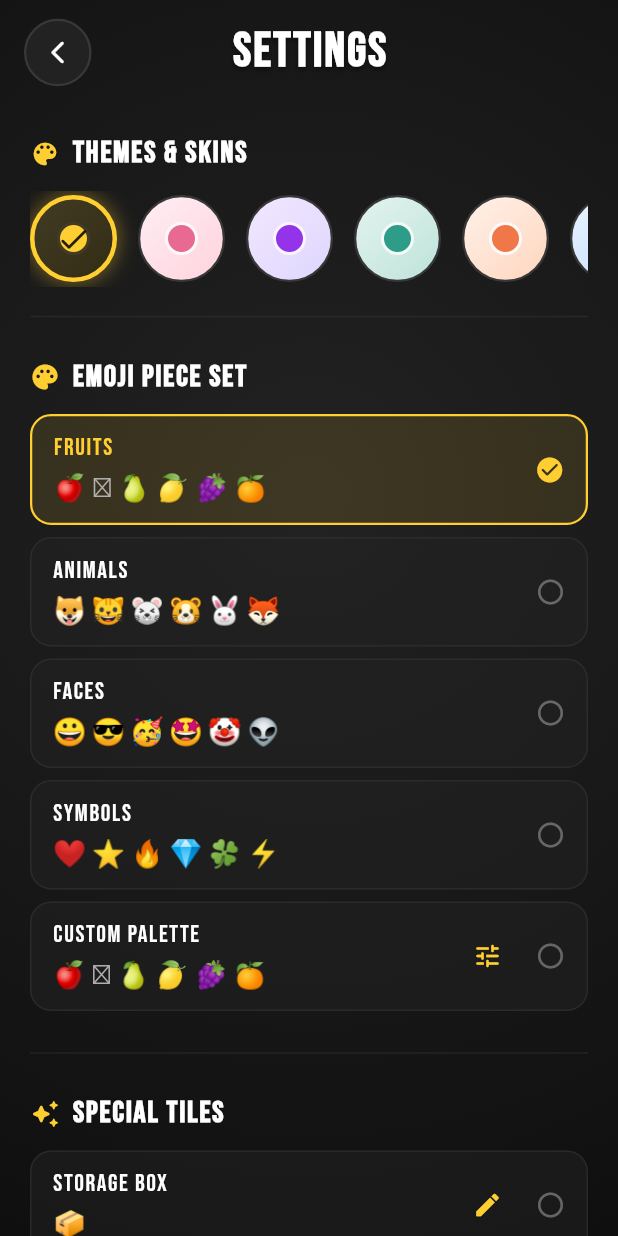
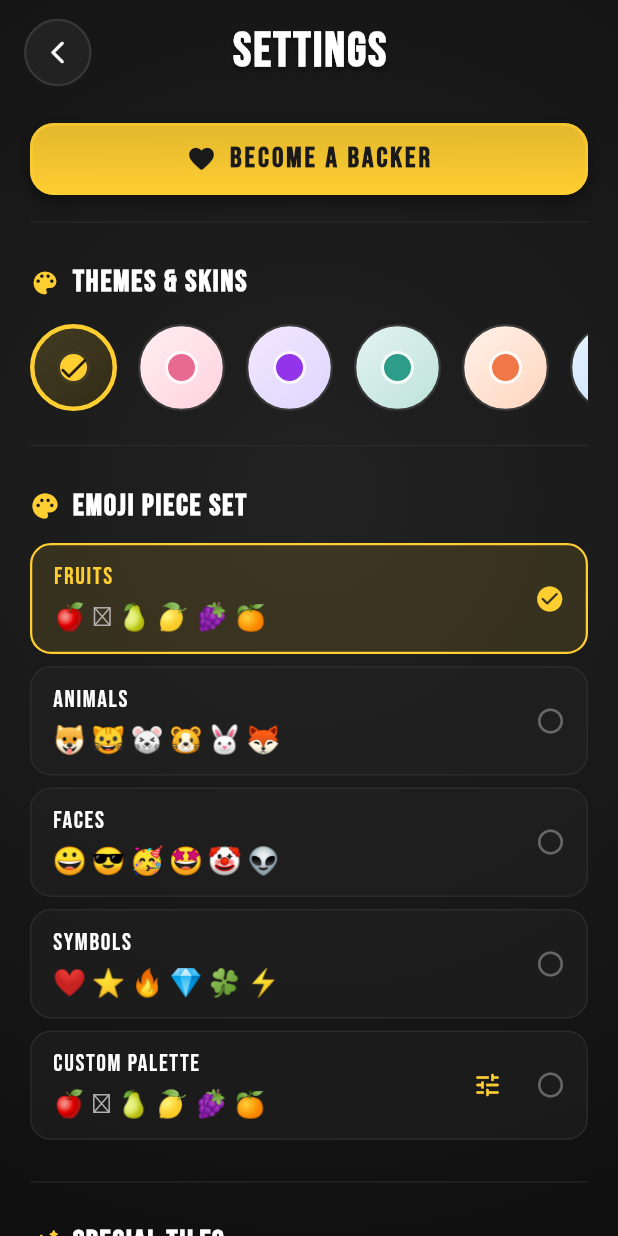
Before and after one commit to sidhant947/Match3, a Flutter app: the SettingsView screen opened directly, on a phone screen of 412 x 824 dp. Run offline on Flutter 3.47's test engine with Material 3 defaults, Android fonts, the phone set to English and light mode, and no system bars; our stand-ins replace flutter_riverpod, hive, hive_flutter; missing offline and left inert: flame, flame_audio; accounts and stored records are empty.

Commit message:
Update V1.0.8 , Addedd #16

```diff
--- a/lib/ui/core/widgets/tangible_button.dart
+++ b/lib/ui/core/widgets/tangible_button.dart
@@ -13,6 +13,7 @@ class TangibleButton extends ConsumerStatefulWidget {
     this.color,
     this.textColor,
     this.borderColor,
+    this.icon,
   });
 
   final String text;
@@ -22,6 +23,7 @@ class TangibleButton extends ConsumerStatefulWidget {
   final Color? color;
   final Color? textColor;
   final Color? borderColor;
+  final IconData? icon;
 
   @override
   ConsumerState<TangibleButton> createState() => _TangibleButtonState();
@@ -133,7 +135,19 @@ class _TangibleButtonState extends ConsumerState<TangibleButton> with SingleTick
                 alignment: Alignment.center,
                 child: FittedBox(
                   fit: BoxFit.scaleDown,
-                  child: Text(
+                  child: Row(
+                    mainAxisSize: MainAxisSize.min,
+                    mainAxisAlignment: MainAxisAlignment.center,
+                    children: [
+                      if (widget.icon != null) ...[
+                        Icon(
+                          widget.icon,
+                          color: effectiveTextColor,
+                          size: 20,
+                        ),
+                        const SizedBox(width: 8),
+                      ],
+                      Text(
                         widget.text.toUpperCase(),
                         style: TextStyle(
                           fontFamily: 'BebasNeue',
@@ -152,6 +166,8 @@ class _TangibleButtonState extends ConsumerState<TangibleButton> with SingleTick
                               : null,
                         ),
                       ),
+                    ],
+                  ),
                 ),
               ),
             ),
--- a/lib/ui/features/settings/views/settings_view.dart
+++ b/lib/ui/features/settings/views/settings_view.dart
@@ -1,8 +1,10 @@
 import 'package:flutter/material.dart';
 import 'package:flutter_riverpod/flutter_riverpod.dart';
+import 'package:url_launcher/url_launcher.dart';
 import 'package:match3/domain/models/user_progress.dart';
 import 'package:match3/ui/core/theme/app_theme_skin.dart';
 import 'package:match3/ui/core/utils/haptic_service.dart';
+import 'package:match3/ui/core/widgets/tangible_button.dart';
 import 'package:match3/ui/features/settings/widgets/custom_emoji_picker.dart';
 import 'package:match3/ui/providers.dart';
 
@@ -90,15 +92,6 @@ class SettingsView extends ConsumerWidget {
               color: isSelected ? activeTheme.primaryAccent : activeTheme.cardBorder,
               width: isSelected ? 3.0 : 1.5,
             ),
-            boxShadow: isSelected
-                ? [
-                    BoxShadow(
-                      color: activeTheme.primaryAccent.withValues(alpha: 0.4),
-                      blurRadius: 10,
-                      spreadRadius: 1,
-                    )
-                  ]
-                : null,
           ),
           child: Stack(
             alignment: Alignment.center,
@@ -343,6 +336,18 @@ class SettingsView extends ConsumerWidget {
                   child: Column(
                     crossAxisAlignment: CrossAxisAlignment.start,
                     children: [
+                      const SizedBox(height: 8),
+                      TangibleButton(
+                        text: 'Become a Backer',
+                        icon: Icons.favorite_rounded,
+                        height: 48,
+                        onPressed: () {
+                          final Uri url = Uri.parse('https://ko-fi.com/sidhant947/tiers');
+                          launchUrl(url, mode: LaunchMode.externalApplication).catchError((_) => false);
+                        },
+                      ),
+                      const SizedBox(height: 6),
+                      Divider(color: theme.cardBorder.withValues(alpha: 0.4), height: 24),
                       _sectionHeader(
                         title: 'THEMES & SKINS',
                         icon: Icons.color_lens_rounded,
--- a/pubspec.yaml
+++ b/pubspec.yaml
@@ -16,7 +16,7 @@ publish_to: 'none' # Remove this line if you wish to publish to pub.dev
 # https://developer.apple.com/library/archive/documentation/General/Reference/InfoPlistKeyReference/Articles/CoreFoundationKeys.html
 # In Windows, build-name is used as the major, minor, and patch parts
 # of the product and file versions while build-number is used as the build suffix.
-version: 1.0.7+8
+version: 1.0.8+9
 
 environment:
   sdk: ^3.12.2
```
Also changed, not shown: lib/domain/models/level_generator.dart (+8 -1 lines), lib/ui/features/game/view_models/game_view_model.dart (+18 -9 lines), lib/ui/features/game/views/game_view.dart (+20 -4 lines), lib/ui/features/level_select/views/level_select_view.dart (+32 -3 lines), pubspec.lock, 1 other file. Lines whose indentation alone changed are shown as unchanged.
